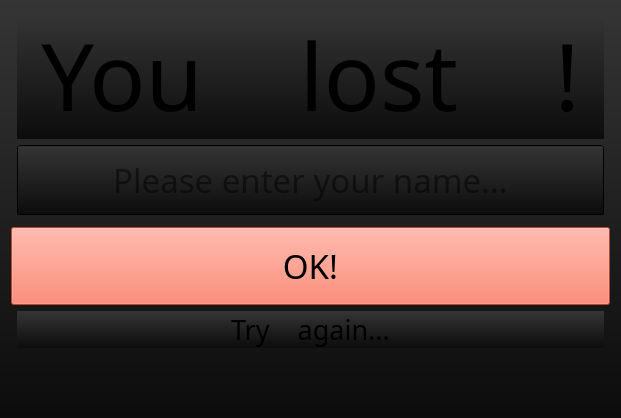
The window that host/simon_gui/lost.ui (Rajesh-Sec-Project/simon) describes before a commit, drawn with Qt 5.
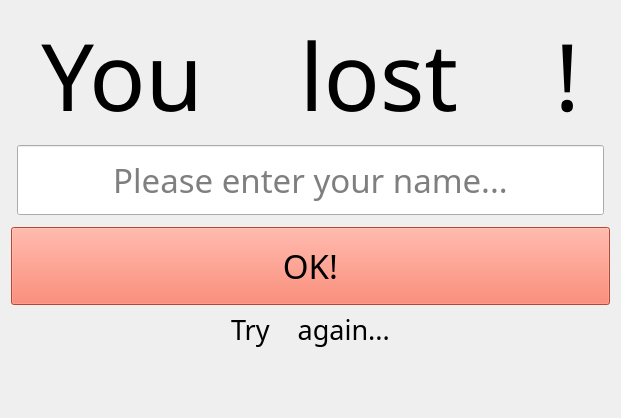
The same window after the commit.

```diff
--- a/host/simon_gui/lost.ui
+++ b/host/simon_gui/lost.ui
@@ -14,7 +14,7 @@
    <string>Form</string>
   </property>
   <property name="styleSheet">
-   <string notr="true">background: qlineargradient(spread:pad, x1:1, y1:1, x2:1, y2:0, stop:0 rgba(12, 12, 12, 255), stop:1 rgba(53, 53, 53, 255));</string>
+   <string notr="true"/>
   </property>
   <layout class="QGridLayout" name="gridLayout">
    <item row="5" column="1">
```
